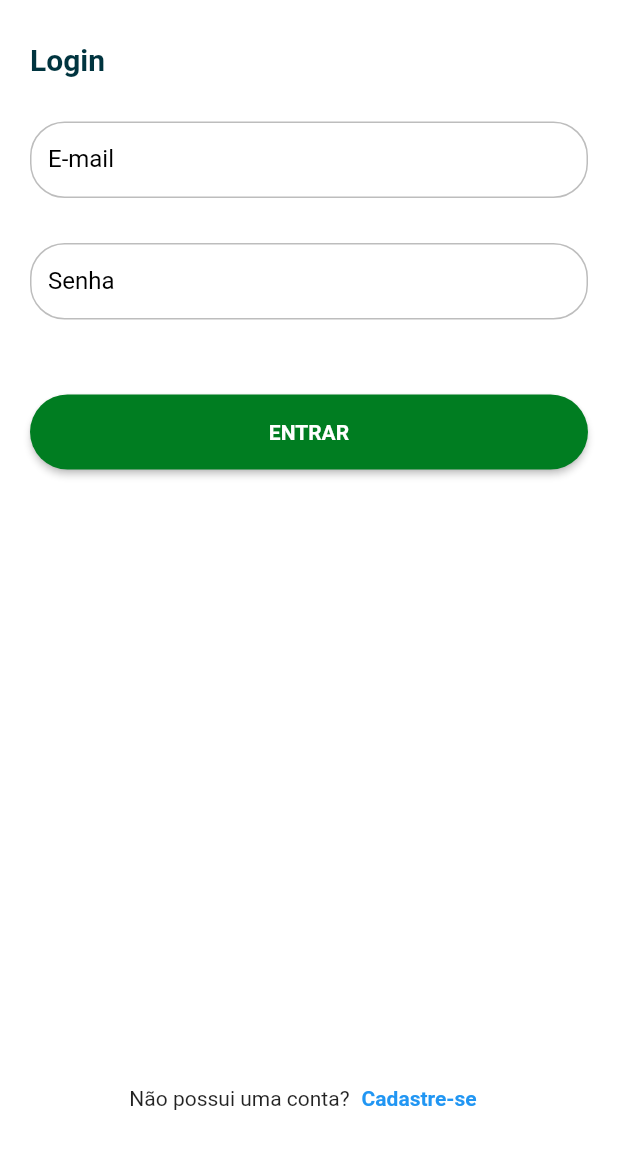
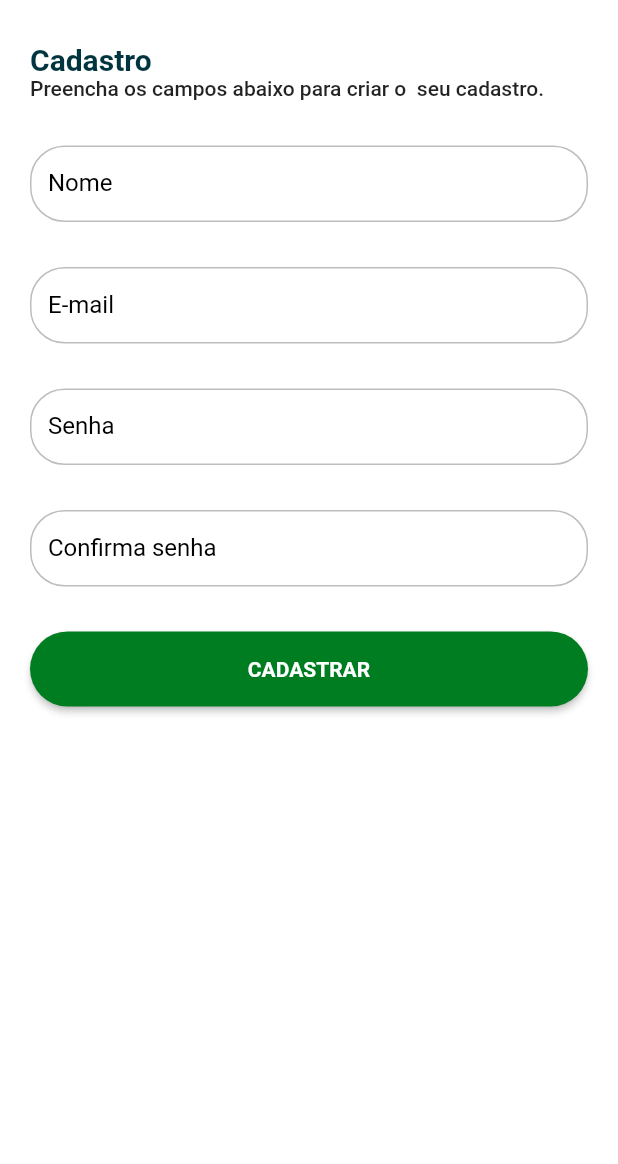
Before and after one commit to gabrieltav/vakinha_burger_mobile, a Flutter app: the LoginPage screen opened by its route, after a tap on "Cadastre-se", on a phone screen of 412 x 824 dp, the part 72-1236 px from its top. Run offline on Flutter 3.47's test engine with Material 2 defaults, Android fonts, the phone set to English and light mode, and no system bars; our stand-ins replace get; Roboto replaces fonts that are missing (mplus1).

Commit message:
Register Page

```diff
--- a/front_mobile/lib/app/modules/auth/login/login_page.dart
+++ b/front_mobile/lib/app/modules/auth/login/login_page.dart
@@ -59,7 +59,9 @@ class LoginPage extends StatelessWidget {
                         children: [
                           const Text('Não possui uma conta?'),
                           TextButton(
-                            onPressed: () {},
+                            onPressed: () {
+                              Get.toNamed('/auth/register');
+                            },
                             child: const Text(
                               'Cadastre-se',
                               style: VakinhaUI.textBold,
--- /dev/null
+++ b/front_mobile/lib/app/modules/auth/login/register/register_page.dart
@@ -0,0 +1,71 @@
+import 'package:flutter/material.dart';
+import 'package:get/get.dart';
+import 'package:vakinha_burger_mobile/app/core/ui/vakinha_ui.dart';
+import 'package:vakinha_burger_mobile/app/core/ui/widgets/vakinha_appbar.dart';
+import 'package:vakinha_burger_mobile/app/core/ui/widgets/vakinha_button.dart';
+import 'package:vakinha_burger_mobile/app/core/ui/widgets/vakinha_textformfield.dart';
+
+class RegisterPage extends StatelessWidget {
+  const RegisterPage({Key? key}) : super(key: key);
+
+  @override
+  Widget build(BuildContext context) {
+    return Scaffold(
+      appBar: VakinhaAppbar(
+        elevation: 0,
+      ),
+      backgroundColor: Colors.white,
+      body: SingleChildScrollView(
+        child: IntrinsicHeight(
+          child: Padding(
+            padding: const EdgeInsets.all(20.0),
+            child: Form(
+              child: Column(
+                crossAxisAlignment: CrossAxisAlignment.start,
+                children: [
+                  Text(
+                    'Cadastro',
+                    style: context.textTheme.headline6?.copyWith(
+                      fontWeight: FontWeight.bold,
+                      color: context.theme.primaryColorDark,
+                    ),
+                  ),
+                  Text(
+                    'Preencha os campos abaixo para criar o  seu cadastro.',
+                    style: context.textTheme.bodyText1,
+                  ),
+                  const SizedBox(
+                    height: 30,
+                  ),
+                  const VakinhaTextformfield(label: 'Nome'),
+                  const SizedBox(
+                    height: 30,
+                  ),
+                  const VakinhaTextformfield(label: 'E-mail'),
+                  const SizedBox(
+                    height: 30,
+                  ),
+                  const VakinhaTextformfield(label: 'Senha'),
+                  const SizedBox(
+                    height: 30,
+                  ),
+                  const VakinhaTextformfield(label: 'Confirma senha'),
+                  const SizedBox(
+                    height: 30,
+                  ),
+                  Center(
+                    child: VakinhaButton(
+                      width: context.width,
+                      label: 'CADASTRAR',
+                      onPressed: () {},
+                    ),
+                  ),
+                ],
+              ),
+            ),
+          ),
+        ),
+      ),
+    );
+  }
+}
--- a/front_mobile/lib/app/routes/auth_router.dart
+++ b/front_mobile/lib/app/routes/auth_router.dart
@@ -1,5 +1,6 @@
 import 'package:get/get.dart';
 import 'package:vakinha_burger_mobile/app/modules/auth/login/login_page.dart';
+import 'package:vakinha_burger_mobile/app/modules/auth/login/register/register_page.dart';
 
 class AuthRouter {
   AuthRouter._();
@@ -9,5 +10,9 @@ class AuthRouter {
       name: '/auth/login',
       page: () => LoginPage(),
     ),
+    GetPage(
+      name: '/auth/register',
+      page: () => const RegisterPage(),
+    ),
   ];
 }
```
